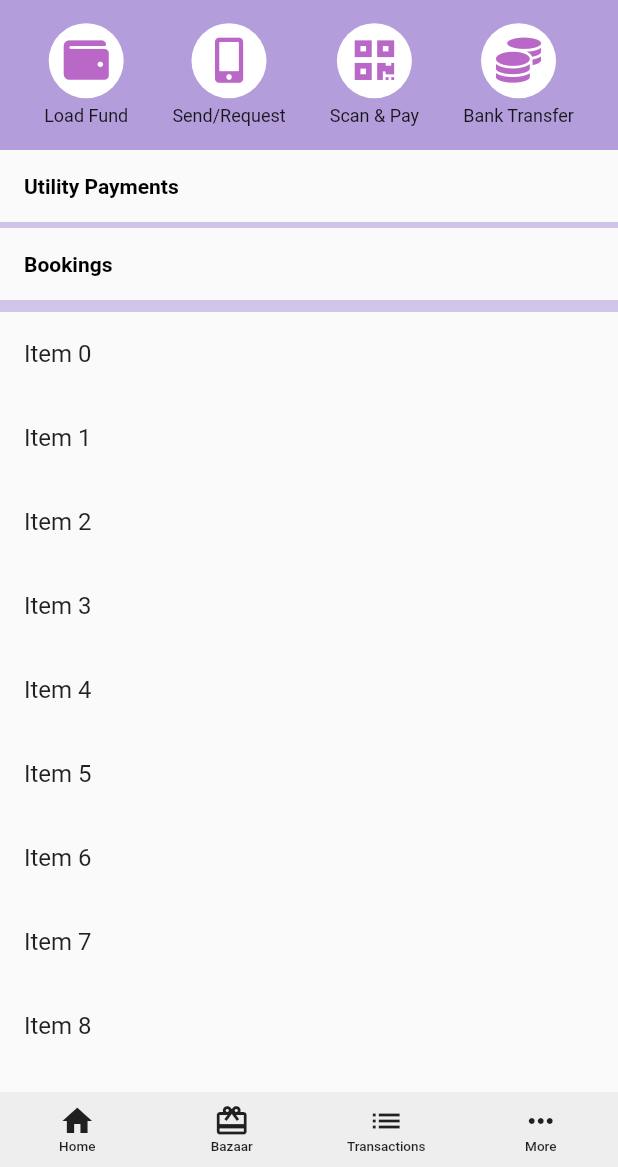
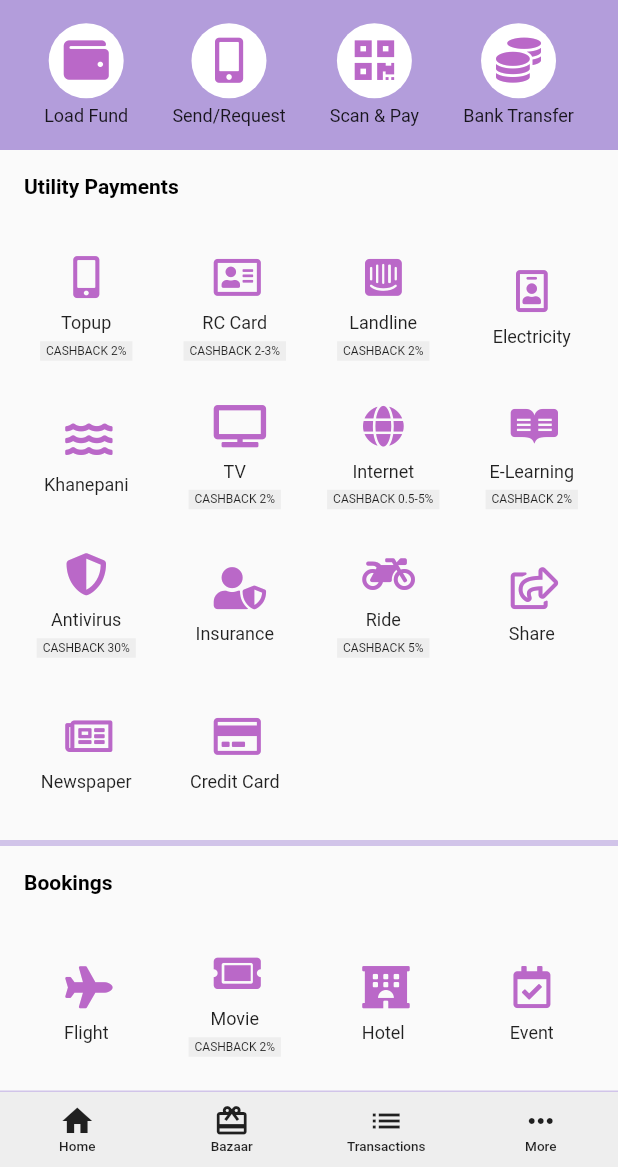
Before and after one commit to lohanidamodar/khalticlone, a Flutter app: the HomePage screen opened by its route, on a phone screen of 412 x 824 dp, the part 69-1236 px from its top. Run offline on Flutter 3.47's test engine with Material 2 defaults, Android fonts, the phone set to English and light mode, and no system bars; our stand-ins replace flutter_swiper, font_awesome_flutter.

Commit message:
more on home page

```diff
--- /dev/null
+++ b/lib/model/home_menu_item.dart
@@ -0,0 +1,10 @@
+import 'package:flutter/material.dart';
+
+class HomeMenuItem {
+  final IconData icon;
+  final String title;
+  final String subtitle;
+
+  HomeMenuItem(this.title, this.icon, {this.subtitle});
+
+}
--- a/lib/res/constants.dart
+++ b/lib/res/constants.dart
@@ -1,3 +1,6 @@
+import 'package:flutter/material.dart';
+import 'package:font_awesome_flutter/font_awesome_flutter.dart';
+import 'package:khalticlone/model/home_menu_item.dart';
 import 'package:khalticlone/model/introitem.dart';
 const String logo = "assets/logo.png";
 
@@ -6,3 +9,26 @@ final List<IntroItem> introItems = [
   IntroItem(image: "assets/logo.png",title: "Pay on the go", subtitle: "Recharge, make gene service payment bills and much more"),
   IntroItem(image: "assets/logo.png",title: "Fund transfer", subtitle: "Request send money to your friends."),
 ];
+
+final List<HomeMenuItem> homeMenuItems = [
+  HomeMenuItem("Topup",FontAwesomeIcons.mobileAlt, subtitle: "CASHBACK 2%"),
+  HomeMenuItem("RC Card",FontAwesomeIcons.addressCard, subtitle: "CASHBACK 2-3%"),
+  HomeMenuItem("Landline",FontAwesomeIcons.intercom, subtitle: "CASHBACK 2%"),
+  HomeMenuItem("Electricity",FontAwesomeIcons.idBadge),
+  HomeMenuItem("Khanepani",FontAwesomeIcons.water),
+  HomeMenuItem("TV",FontAwesomeIcons.tv, subtitle: "CASHBACK 2%"),
+  HomeMenuItem("Internet",FontAwesomeIcons.globe, subtitle: "CASHBACK 0.5-5%"),
+  HomeMenuItem("E-Learning",FontAwesomeIcons.readme, subtitle: "CASHBACK 2%"),
+  HomeMenuItem("Antivirus",FontAwesomeIcons.shieldAlt, subtitle: "CASHBACK 30%"),
+  HomeMenuItem("Insurance",FontAwesomeIcons.userShield),
+  HomeMenuItem("Ride",FontAwesomeIcons.motorcycle, subtitle: "CASHBACK 5%"),
+  HomeMenuItem("Share",FontAwesomeIcons.shareSquare),
+  HomeMenuItem("Newspaper",FontAwesomeIcons.newspaper),
+  HomeMenuItem("Credit Card",FontAwesomeIcons.creditCard),
+];
+final List<HomeMenuItem> homeBookingsItems = [
+  HomeMenuItem("Flight",FontAwesomeIcons.plane),
+  HomeMenuItem("Movie",FontAwesomeIcons.ticketAlt, subtitle: "CASHBACK 2%"),
+  HomeMenuItem("Hotel",FontAwesomeIcons.hotel),
+  HomeMenuItem("Event",FontAwesomeIcons.calendarCheck)
+];
--- a/lib/ui/pages/home.dart
+++ b/lib/ui/pages/home.dart
@@ -1,5 +1,7 @@
 import 'package:flutter/material.dart';
 import 'package:font_awesome_flutter/font_awesome_flutter.dart';
+import 'package:khalticlone/model/home_menu_item.dart';
+import 'package:khalticlone/res/constants.dart';
 import 'package:khalticlone/res/typography.dart';
 import 'package:khalticlone/ui/pages/menu_page.dart';
 import 'package:khalticlone/ui/widgets/bottom_expandable_app_bar/bottom_expandable_app_bar.dart';
@@ -39,16 +41,11 @@ class _HomePageState extends State<HomePage> with SingleTickerProviderStateMixin
             ],
           ),
           _buildHeading("Utility Payments"),
+          _buildUtilityPaymentsGrid(),
           _buildDivider(),
           _buildHeading("Bookings"),
+          _buildBookingsGrid(),
           _buildDivider(height: 8.0),
-          SliverList(
-            delegate: SliverChildBuilderDelegate((_,index){
-              return ListTile(
-                title: Text("Item $index"),
-              );
-            }),
-          )
         ],
       ),
       bottomNavigationBar: GestureDetector(
@@ -57,6 +54,40 @@ class _HomePageState extends State<HomePage> with SingleTickerProviderStateMixin
         child: _buildBottomBar(context),
       ),
     );
+  }
+
+  SliverPadding _buildBookingsGrid() {
+    return SliverPadding(
+          padding: const EdgeInsets.all(16.0),
+          sliver: SliverGrid(
+            gridDelegate: SliverGridDelegateWithFixedCrossAxisCount(
+              crossAxisCount: 4,
+              crossAxisSpacing: 16.0,
+              mainAxisSpacing: 16.0
+            ),
+            delegate: SliverChildBuilderDelegate((_,index){
+              HomeMenuItem item = homeBookingsItems[index];
+              return _buildMenuItem(icon: item.icon, label: item.title,subtitle: item.subtitle );
+            },childCount: homeBookingsItems.length),
+          ),
+        );
+  }
+
+  SliverPadding _buildUtilityPaymentsGrid() {
+    return SliverPadding(
+          padding: const EdgeInsets.all(16.0),
+          sliver: SliverGrid(
+            gridDelegate: SliverGridDelegateWithFixedCrossAxisCount(
+              crossAxisCount: 4,
+              crossAxisSpacing: 16.0,
+              mainAxisSpacing: 16.0
+            ),
+            delegate: SliverChildBuilderDelegate((_,index){
+              HomeMenuItem item = homeMenuItems[index];
+              return _buildMenuItem(icon: item.icon, label: item.title,subtitle: item.subtitle );
+            },childCount: homeMenuItems.length),
+          ),
+        );
   }
 
   BottomExpandableAppBar _buildBottomBar(BuildContext context) {
@@ -129,7 +160,7 @@ class _HomePageState extends State<HomePage> with SingleTickerProviderStateMixin
         child: Container(
           child: Text(title, style: TextStyle(
             color: Colors.black,
-            fontWeight: FontWeight.bold
+            fontWeight: FontWeight.w600
           ),),
         ),
       ),
@@ -185,4 +216,27 @@ class _HomePageState extends State<HomePage> with SingleTickerProviderStateMixin
           ],
         );
   }
+  Widget _buildMenuItem({IconData icon, String label, String subtitle}) {
+    return InkWell(
+      onTap: (){},
+      child: Column(
+            mainAxisAlignment: MainAxisAlignment.center,
+            children: <Widget>[
+              Icon(icon,size: 28, color: Colors.purple.shade300,),
+              const SizedBox(height: 10.0),
+              Text(label, style: smallText,),
+              if(subtitle != null)
+              const SizedBox(height: 5.0),
+              if(subtitle != null)
+              Container(
+                padding: const EdgeInsets.symmetric(vertical: 2.0, horizontal: 4.0,),
+                color: Colors.grey.shade200,
+                child: Text(subtitle, textAlign: TextAlign.center, style: smallText.copyWith(
+                  fontSize: 8.0
+                ),)
+              )
+            ],
+          ),
+    );
+  }
 }
```
